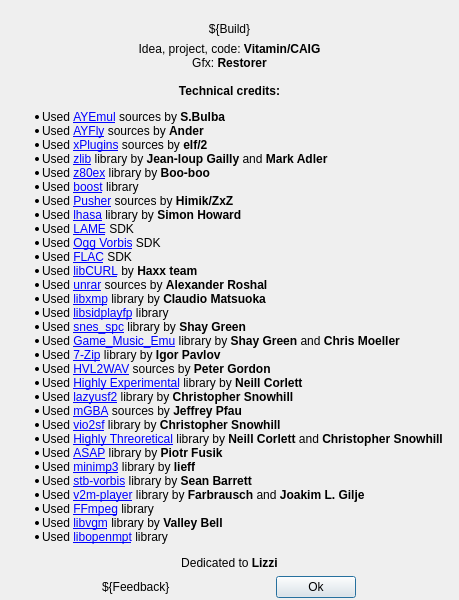
Old version of the form apps/zxtune-qt/ui/informational/aboutdialog.ui in the repository vitamin-caig/zxtune.
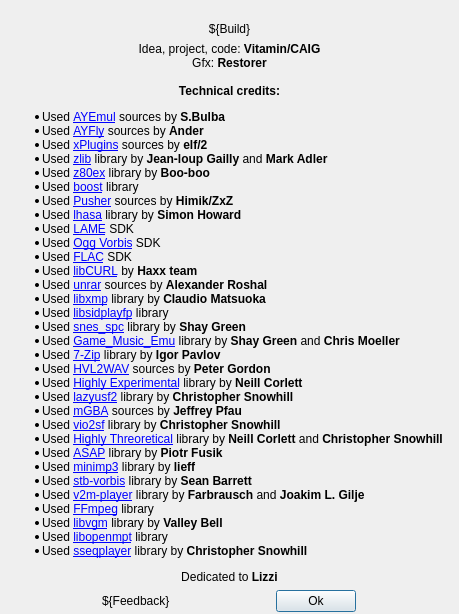
New version of the form. Icons and pictures are not drawn.

Commit message: zxtune-qt: update credits.

Diff of the .ui file:
```diff
--- a/apps/zxtune-qt/ui/informational/aboutdialog.ui
+++ b/apps/zxtune-qt/ui/informational/aboutdialog.ui
@@ -102,6 +102,7 @@
 &lt;li&gt;Used &lt;a href=&quot;https://ffmpeg.org/&quot;&gt;FFmpeg&lt;/a&gt; library&lt;/li&gt;
 &lt;li&gt;Used &lt;a href=&quot;https://github.com/ValleyBell/libvgm&quot;&gt;libvgm&lt;/a&gt; library by &lt;b&gt;Valley Bell&lt;/b&gt;&lt;/li&gt;
 &lt;li&gt;Used &lt;a href=&quot;https://lib.openmpt.org/libopenmpt/&quot;&gt;libopenmpt&lt;/a&gt; library&lt;/li&gt;
+&lt;li&gt;Used &lt;a href=&quot;https://git.lopez-snowhill.net/chris/sseqplayer/&quot;&gt;sseqplayer&lt;/a&gt; library by &lt;b&gt;Christopher Snowhill&lt;/b&gt;&lt;/li&gt;
 &lt;/ul&gt;
 
 &lt;center&gt;Dedicated to &lt;b&gt;Lizzi&lt;/b&gt;&lt;/center&gt;
```
The commit also changes 1 other file.
